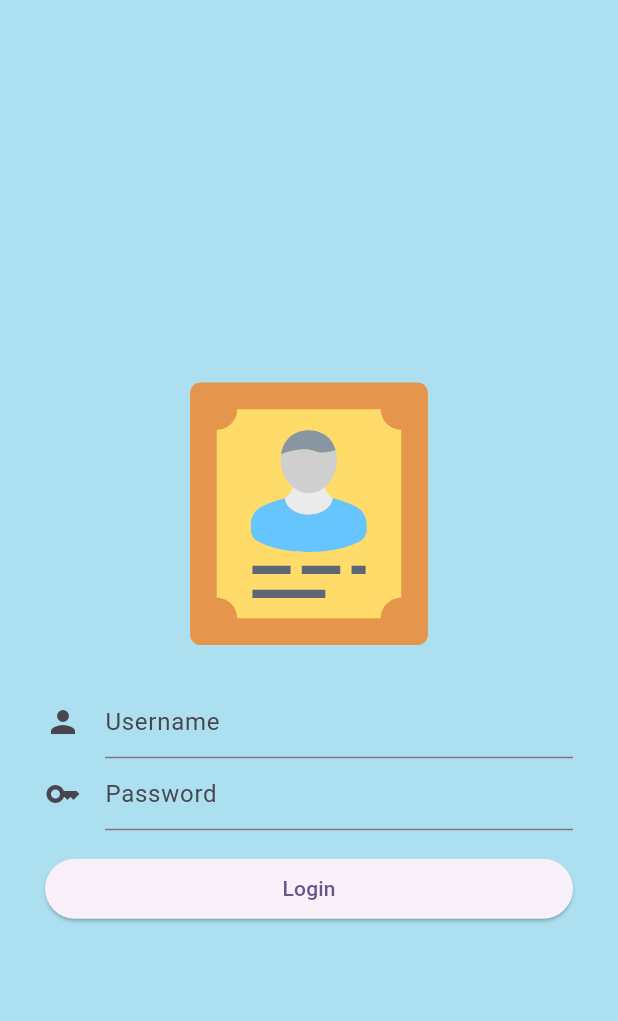
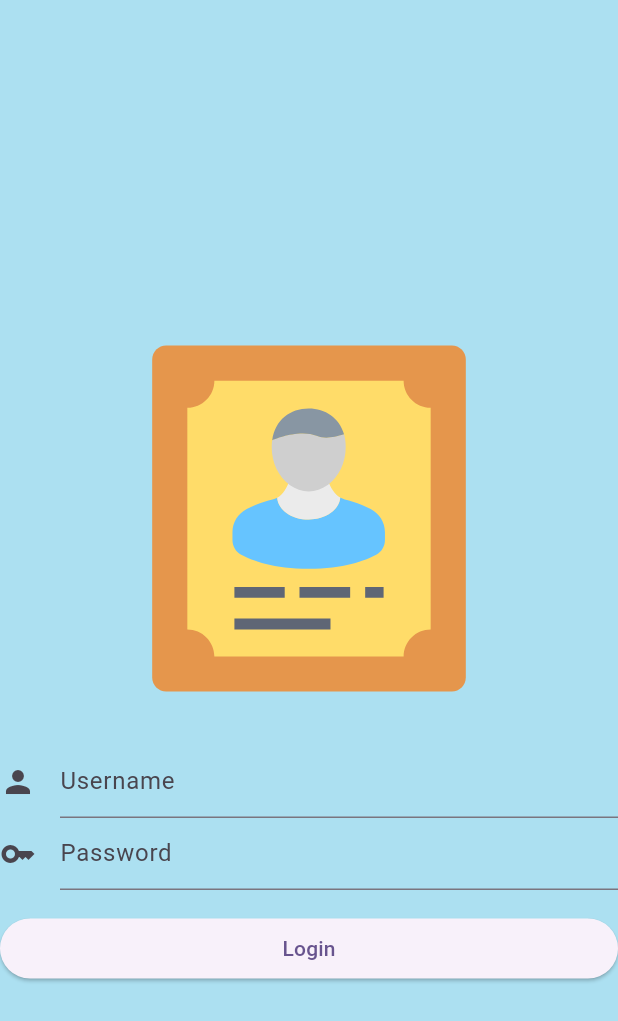
Before and after one commit to SanwarJW/employee_management_first_task, a Flutter app: the screen it shows after launch, on a phone screen of 412 x 824 dp. Shown: the top 1021 px of the screen. Run offline on Flutter 3.47's test engine with Material 3 defaults, Android fonts, the light colour scheme and no system bars; our stand-ins replace bloc, equatable, flutter_bloc, lottie, shared_preferences, sqflite; missing offline and left inert: date_format_field, rotated_corner_decoration; accounts and stored records are empty.

```diff
--- a/lib/main.dart
+++ b/lib/main.dart
@@ -3,7 +3,7 @@
 import 'package:flutter/material.dart';
 import 'package:flutter_bloc/flutter_bloc.dart';
 
-void main() {
+Future<void> main() async {
   runApp(const MyApp());
 }
 
--- a/lib/presentationLayer/login/ui/login.dart
+++ b/lib/presentationLayer/login/ui/login.dart
@@ -11,19 +11,11 @@ class LoginPage extends StatefulWidget {
 class _LoginPageState extends State<LoginPage> {
   @override
   Widget build(BuildContext context) {
-    return const Scaffold(
+    return Scaffold(
       backgroundColor: Color.fromARGB(255, 172, 224, 241),
-      body: Center(
-        child: Padding(
-          padding: EdgeInsets.symmetric(horizontal: 30),
-          child: Column(
-            mainAxisSize: MainAxisSize.min,
-            children: [
-              // Image.asset("assets/images/cat.png"),
-              FormWidget(),
-            ],
-          ),
-        ),
+      body: Container(
+        height: MediaQuery.of(context).size.height,
+        child: FormWidget(),
       ),
     );
   }
--- a/lib/presentationLayer/login/ui/widget/form_widget.dart
+++ b/lib/presentationLayer/login/ui/widget/form_widget.dart
@@ -1,3 +1,34 @@
+// import 'package:employee_management_first_task/presentationLayer/login/ui/widget/login_button_widget.dart';
+// import 'package:employee_management_first_task/presentationLayer/login/ui/widget/password_field_widget.dart';
+// import 'package:employee_management_first_task/presentationLayer/login/ui/widget/username_field_widget.dart';
+// import 'package:flutter/material.dart';
+// import 'package:lottie/lottie.dart';
+
+// final _formKey = GlobalKey<FormState>();
+
+// class FormWidget extends StatelessWidget {
+//   const FormWidget({super.key});
+
+//   @override
+//   Widget build(BuildContext context) {
+//     return Column(
+//       // mainAxisAlignment: MainAxisAlignment.center,
+//       // crossAxisAlignment: CrossAxisAlignment.stretch,
+//       // mainAxisSize: MainAxisSize.min,
+//       children: [
+//         Expanded(
+//           flex: 2,
+//           child: Container(child: Lottie.asset('assets/Animation.json')),
+//         ),
+//         Expanded(child: Container(child: const UsernameField())),
+//         Expanded(child: Container(child: const PasswordField())),
+//         // const SizedBox(height: 15),
+//         Expanded(child: Container(child: LoginButton(formKey: _formKey))),
+//       ],
+//     );
+//   }
+// }
+
 import 'package:employee_management_first_task/presentationLayer/login/ui/widget/login_button_widget.dart';
 import 'package:employee_management_first_task/presentationLayer/login/ui/widget/password_field_widget.dart';
 import 'package:employee_management_first_task/presentationLayer/login/ui/widget/username_field_widget.dart';
@@ -7,24 +38,22 @@ import 'package:lottie/lottie.dart';
 final _formKey = GlobalKey<FormState>();
 
 class FormWidget extends StatelessWidget {
-  const FormWidget({super.key});
+  const FormWidget({Key? key}) : super(key: key);
 
   @override
   Widget build(BuildContext context) {
-    return Form(
-      key: _formKey,
-      child: Column(
-        mainAxisAlignment: MainAxisAlignment.center,
-        crossAxisAlignment: CrossAxisAlignment.stretch,
-        mainAxisSize: MainAxisSize.min,
-        children: [
-          Container(height: 250, child: Lottie.asset('assets/Animation.json')),
-          const UsernameField(),
-          const PasswordField(),
-          const SizedBox(height: 15),
-          LoginButton(formKey: _formKey),
-        ],
-      ),
+    return Column(
+      mainAxisAlignment: MainAxisAlignment.center,
+      crossAxisAlignment: CrossAxisAlignment.stretch,
+      children: [
+        Container(
+            height: MediaQuery.of(context).size.height * 0.4,
+            child: Lottie.asset('assets/Animation.json')),
+        Container(child: const UsernameField()),
+        Container(child: const PasswordField()),
+        SizedBox(height: 15),
+        Container(child: LoginButton(formKey: _formKey)),
+      ],
     );
   }
 }
--- a/lib/presentationLayer/login/ui/widget/login_button_widget.dart
+++ b/lib/presentationLayer/login/ui/widget/login_button_widget.dart
@@ -21,9 +21,9 @@ class LoginButton extends StatelessWidget {
                       context,
                       MaterialPageRoute(
                           builder: (context) => const MenuPage()));
-                  if (formKey.currentState!.validate()) {
-                    context.read<LoginBloc>().add(LoginSubmitted());
-                  }
+                  // if (formKey.currentState!.validate()) {
+                  //   context.read<LoginBloc>().add(LoginSubmitted());
+                  // }
                 },
                 child: const Text('Login'),
               );
--- a/pubspec.yaml
+++ b/pubspec.yaml
@@ -43,6 +43,8 @@ dependencies:
   date_format_field: ^0.1.0
   intl: ^0.19.0
   lottie: ^3.0.0
+  shared_preferences: ^2.2.2
+  rotated_corner_decoration: ^2.1.0+1
 
 dev_dependencies:
   flutter_test:
```
Also changed, not shown: lib/presentationLayer/menu_home_settings/ui/menu_page.dart (+16 -4 lines), lib/presentationLayer/menu_home_settings/ui/widgets.dart/menu/home_with_bottom_menu.dart (+12 -5 lines), lib/presentationLayer/menu_home_settings/ui/widgets.dart/menu/home_with_top_menu.dart (+8 -4 lines), lib/presentationLayer/menu_home_settings/ui/widgets.dart/menu/menu_items/home/ui/home.dart (+8 -2 lines), lib/presentationLayer/menu_home_settings/ui/widgets.dart/menu/menu_items/settings/settings.dart (added, +43 -0 lines), lib/presentationLayer/menu_home_settings/ui/widgets.dart/menu/menu_items/settings/widgets/dropdown_button.dart (renamed from lib/presentationLayer/menu_home_settings/ui/widgets.dart/menu/menu_items/settings.dart, +21 -26 lines), lib/presentationLayer/menu_home_settings/ui/widgets.dart/menu/menu_items/settings/widgets/setting_card.dart (added, +26 -0 lines), pubspec.lock, 1 other file.
